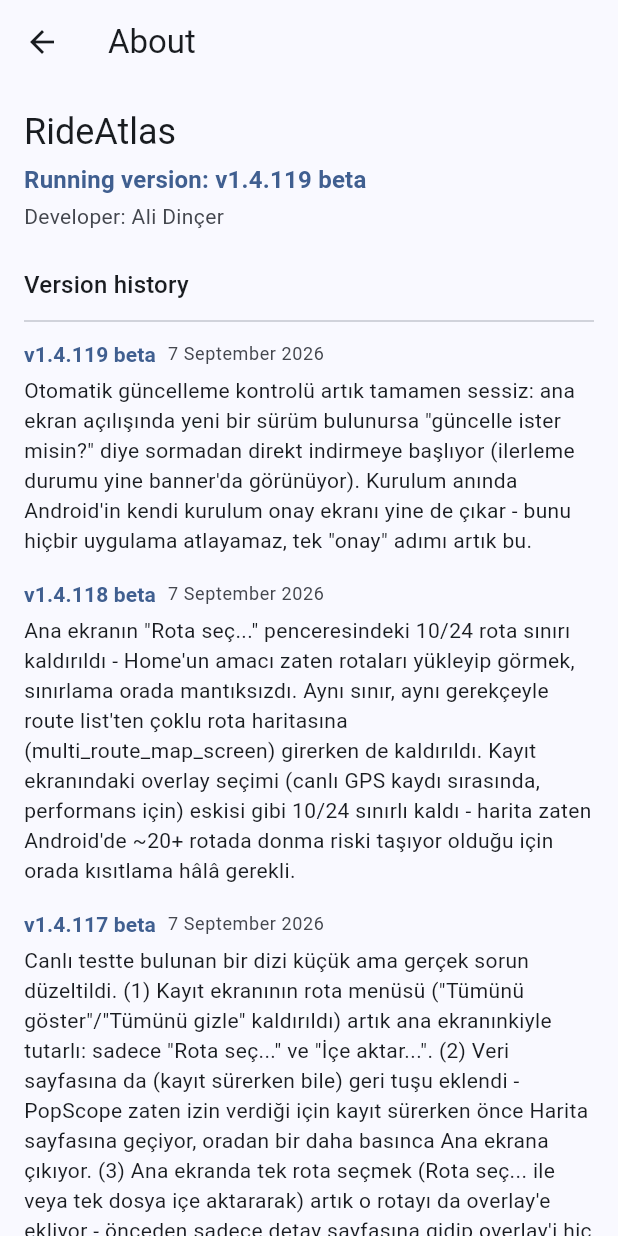
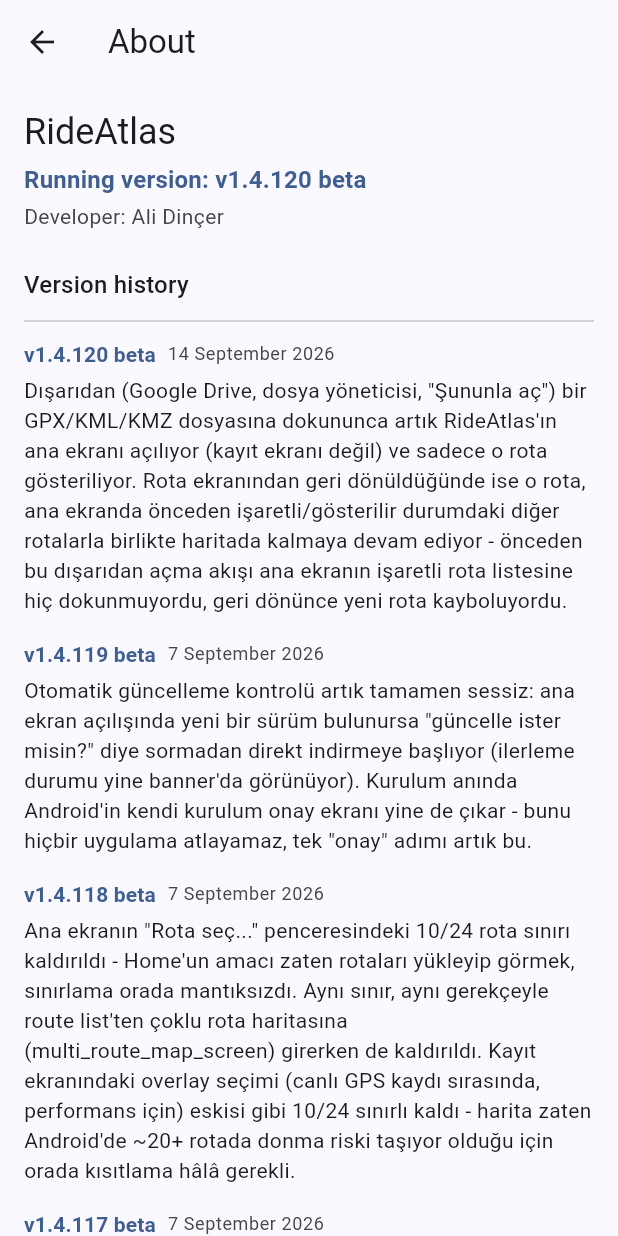
Before and after one commit to alid67-git/RideAtlas, a Flutter app: the AboutScreen screen opened directly, on a phone screen of 412 x 824 dp. Run offline on Flutter 3.47's test engine with Material 3 defaults, Android fonts, the phone set to English and light mode, and no system bars; our stand-ins replace battery_plus, file_picker, fl_chart, flutter_map, geolocator, hive and 7 more; missing offline and left inert: dart:js_interop, exif, gpx, photo_manager; accounts and stored records are empty; generated files the repository leaves out were written again; network calls fail.

Commit message:
v1.4.120: keep an externally-opened GPX/KML/KMZ on Home's map after back
IncomingTrackGate (the "Open with" / share-sheet handler for a file
tapped outside the app, e.g. in Google Drive) already opened Home first
and pushed a single-route RouteMapScreen for the tapped file - both
already matched what was wanted. What was missing: it never touched
Home's own "which routes are marked/shown on the map" selection, unlike
the in-app import flow (_importTracksFromHome), which merges an import
into that selection before opening it. So backing out of the pushed
route left Home showing whatever it showed before the tap, as if the
import never happened.

Exposed HomeMapScreenState.addRoutesToOverlay (the State class is now
public so a GlobalKey can reach it from above the Navigator, next to the
existing rootNavigatorKey) and call it from IncomingTrackGate right
before pushing, on both the fresh-import and already-saved-duplicate
paths - so the externally-opened route joins whatever was already
marked, exactly like an in-app import does.
Co-Authored-By: Claude Sonnet 5 <noreply@anthropic.com>
Claude-Session: https://claude.ai/code/session_01Fbpnoi39C23gLAPUhn5tBR

```diff
--- a/lib/build_info.dart
+++ b/lib/build_info.dart
@@ -1,9 +1,10 @@
 /// Bumped by hand on every push so the running build can be eyeballed on
 /// screen (Chrome tabs / dev servers can otherwise silently serve stale JS).
-const String kAppBuildLabel = 'v1.4.119 beta';
+const String kAppBuildLabel = 'v1.4.120 beta';
 
 /// Shown once, in a dialog, the first time this build label is seen.
 const String kAppBuildNote =
-    'Güncelleme kontrolü artık tamamen sessiz: yeni bir sürüm bulunduğunda '
-    'sormadan indirmeye başlıyor. Kurulum anında Android\'in kendi kurulum '
-    'ekranı yine de çıkar - bu atlanamaz.';
+    'Dışarıdan (Google Drive, dosya yöneticisi, "Şununla aç") açılan bir '
+    'GPX/KML/KMZ artık ana ekranın haritasındaki işaretli rotalara ekleniyor '
+    '- rota ekranından geri dönüldüğünde o rota, daha önce işaretli olan '
+    'diğer rotalarla birlikte haritada görünmeye devam ediyor.';
--- a/lib/changelog.dart
+++ b/lib/changelog.dart
@@ -19,6 +19,19 @@ class ChangelogEntry {
 }
 
 const kChangelog = <ChangelogEntry>[
+  ChangelogEntry(
+    version: 'v1.4.120 beta',
+    date: '2026-09-14',
+    note:
+        'Dışarıdan (Google Drive, dosya yöneticisi, "Şununla aç") bir GPX/'
+        'KML/KMZ dosyasına dokununca artık RideAtlas\'ın ana ekranı açılıyor '
+        '(kayıt ekranı değil) ve sadece o rota gösteriliyor. Rota '
+        'ekranından geri dönüldüğünde ise o rota, ana ekranda önceden '
+        'işaretli/gösterilir durumdaki diğer rotalarla birlikte haritada '
+        'kalmaya devam ediyor - önceden bu dışarıdan açma akışı ana '
+        'ekranın işaretli rota listesine hiç dokunmuyordu, geri dönünce '
+        'yeni rota kayboluyordu.',
+  ),
   ChangelogEntry(
     version: 'v1.4.119 beta',
     date: '2026-09-07',
--- a/lib/main.dart
+++ b/lib/main.dart
@@ -92,7 +92,7 @@ class RideAtlasApp extends StatelessWidget {
                 ),
                 useMaterial3: true,
               ),
-              home: const HomeMapScreen(),
+              home: HomeMapScreen(key: homeMapScreenKey),
             );
           },
         ),
--- a/lib/navigation/root_navigator.dart
+++ b/lib/navigation/root_navigator.dart
@@ -1,5 +1,11 @@
 import 'package:flutter/material.dart';
+
+import '../screens/home_map_screen.dart';
 
 /// Above the app's Navigator, for anything that needs to push/show
 /// something without its own [BuildContext].
 final rootNavigatorKey = GlobalKey<NavigatorState>();
+
+/// Reaches into the always-mounted Home screen (the base of the navigator
+/// stack) from above it - see [HomeMapScreenState.addRoutesToOverlay].
+final homeMapScreenKey = GlobalKey<HomeMapScreenState>();
```
Also changed, not shown: lib/screens/home_map_screen.dart (+14 -2 lines), lib/widgets/incoming_track_gate.dart (+12 -0 lines).
